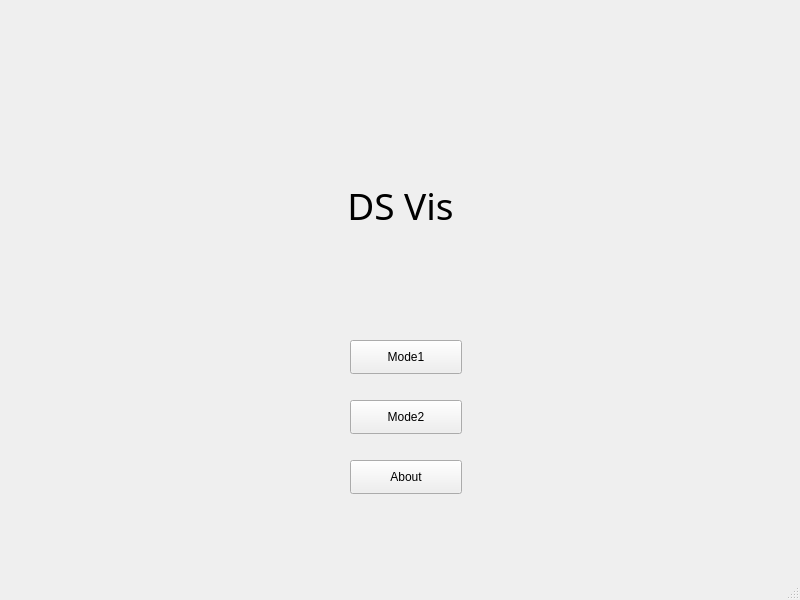
The window that DSVis/WINDOW/firstpage.ui (Dreamerryao/CPlusPlus-Project) describes before a commit, drawn with Qt 5.
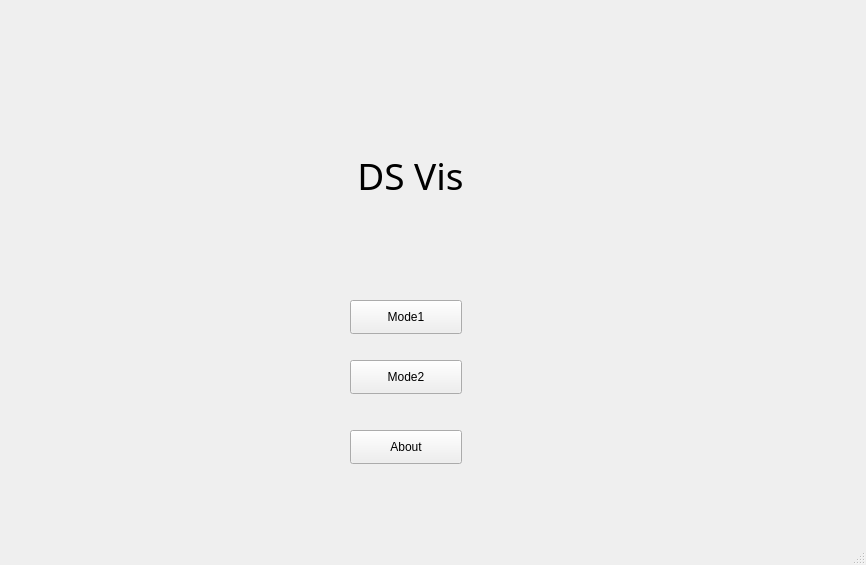
The same window after the commit. Icons and pictures are not drawn.

What changed in the file:
```diff
--- a/DSVis/WINDOW/firstpage.ui
+++ b/DSVis/WINDOW/firstpage.ui
@@ -2,23 +2,29 @@
 <ui version="4.0">
  <class>FirstPage</class>
  <widget class="QMainWindow" name="FirstPage">
+  <property name="enabled">
+   <bool>true</bool>
+  </property>
   <property name="geometry">
    <rect>
     <x>0</x>
     <y>0</y>
-    <width>800</width>
-    <height>600</height>
+    <width>866</width>
+    <height>565</height>
    </rect>
   </property>
   <property name="windowTitle">
    <string>MainWindow</string>
   </property>
+  <property name="styleSheet">
+   <string notr="true">border-image: url(:/background/images/1.jpg);</string>
+  </property>
   <widget class="QWidget" name="centralwidget">
    <widget class="QLabel" name="label">
     <property name="geometry">
      <rect>
-      <x>280</x>
-      <y>170</y>
+      <x>290</x>
+      <y>140</y>
       <width>241</width>
       <height>71</height>
      </rect>
@@ -30,6 +36,9 @@
       <italic>false</italic>
      </font>
     </property>
+    <property name="styleSheet">
+     <string notr="true">border-image: url(:/background/images/4.jpg);</string>
+    </property>
     <property name="text">
      <string>DS Vis</string>
     </property>
@@ -41,7 +50,7 @@
     <property name="geometry">
      <rect>
       <x>350</x>
-      <y>340</y>
+      <y>300</y>
       <width>112</width>
       <height>34</height>
      </rect>
@@ -54,7 +63,7 @@
     <property name="geometry">
      <rect>
       <x>350</x>
-      <y>400</y>
+      <y>360</y>
       <width>112</width>
       <height>34</height>
      </rect>
@@ -67,7 +76,7 @@
     <property name="geometry">
      <rect>
       <x>350</x>
-      <y>460</y>
+      <y>430</y>
       <width>112</width>
       <height>34</height>
      </rect>
```
